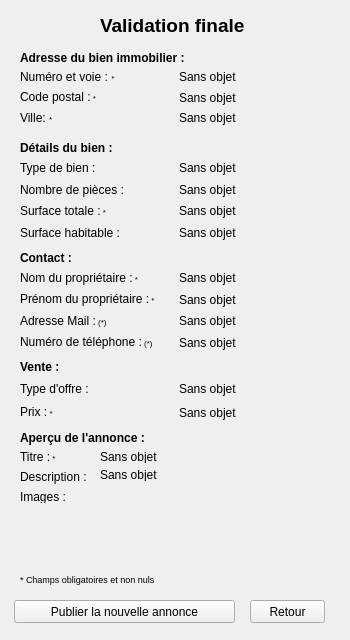
Old version of the form dialogcommitnew.ui in the repository Kodstok/QtProjet.
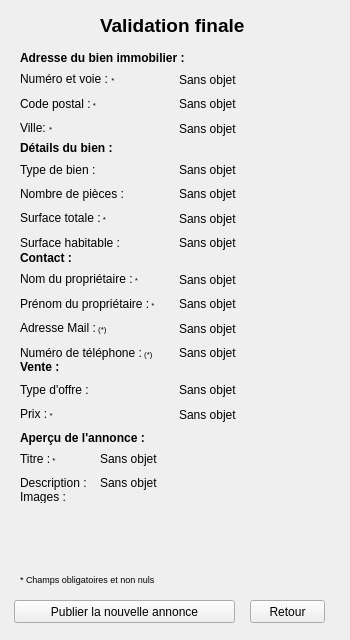
New version of the form.

The edit to the form file:
```diff
--- a/dialogcommitnew.ui
+++ b/dialogcommitnew.ui
@@ -135,7 +135,7 @@
      <x>20</x>
      <y>70</y>
      <width>311</width>
-     <height>55</height>
+     <height>68</height>
     </rect>
    </property>
    <layout class="QHBoxLayout" name="horizontalLayout">
@@ -197,7 +197,7 @@
      <x>20</x>
      <y>160</y>
      <width>311</width>
-     <height>80</height>
+     <height>92</height>
     </rect>
    </property>
    <layout class="QHBoxLayout" name="horizontalLayout_2">
@@ -273,7 +273,7 @@
      <x>20</x>
      <y>270</y>
      <width>311</width>
-     <height>80</height>
+     <height>92</height>
     </rect>
    </property>
    <layout class="QHBoxLayout" name="horizontalLayout_3">
@@ -349,7 +349,7 @@
      <x>20</x>
      <y>380</y>
      <width>311</width>
-     <height>41</height>
+     <height>44</height>
     </rect>
    </property>
    <layout class="QHBoxLayout" name="horizontalLayout_4">
@@ -396,8 +396,8 @@
     <rect>
      <x>20</x>
      <y>450</y>
-     <width>71</width>
-     <height>34</height>
+     <width>79</width>
+     <height>42</height>
     </rect>
    </property>
    <layout class="QVBoxLayout" name="verticalLayout_9">
@@ -423,7 +423,7 @@
      <x>100</x>
      <y>450</y>
      <width>231</width>
-     <height>31</height>
+     <height>42</height>
     </rect>
    </property>
    <layout class="QVBoxLayout" name="verticalLayout_10">
```
Left out of the diff: 2 changed lines with no effect on the pictures.
